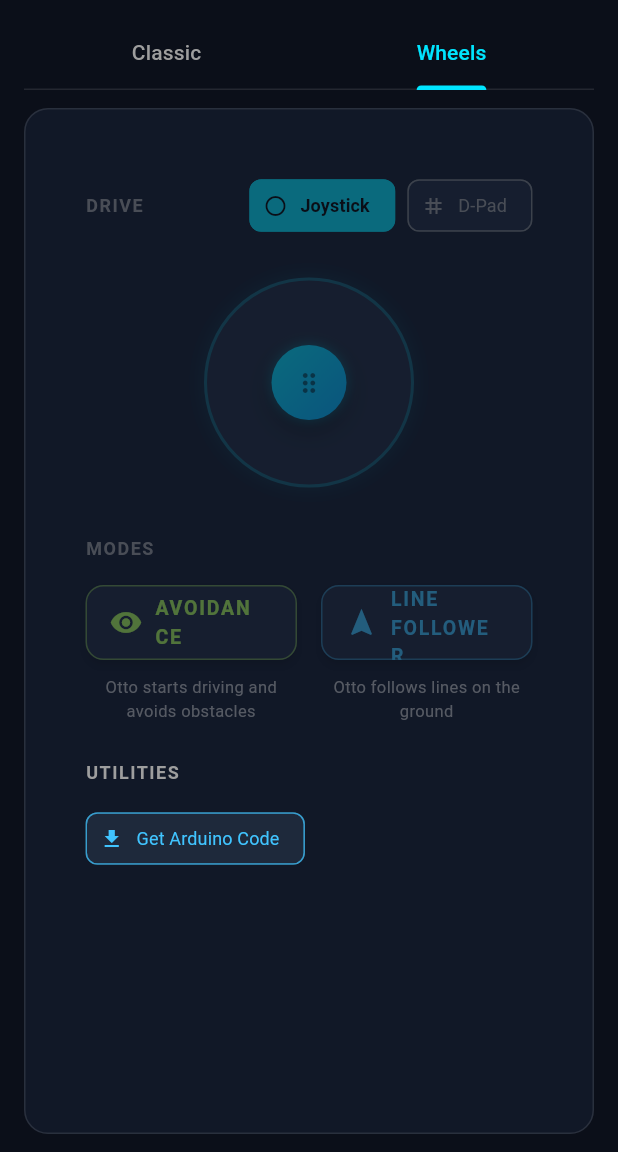
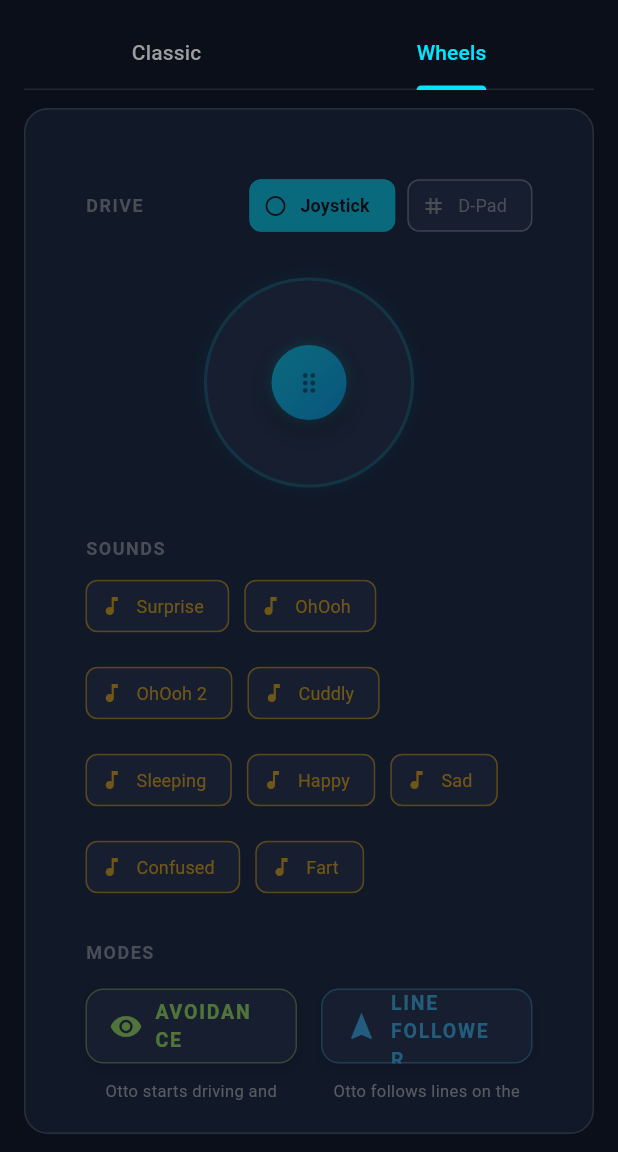
Before and after one commit to Dawied/ottodiy_classic_app, a Flutter app: the screen it shows after launch, tab 2 chosen, on a phone screen of 412 x 824 dp, the part 84-1236 px from its top. Run offline on Flutter 3.47's test engine with Material 3 defaults, Android fonts, the phone set to English and light mode, and no system bars; our stand-ins replace flutter_blue_plus, permission_handler, shared_preferences; missing offline and left inert: dart:html.

Commit message:
Sounds on Wheels page

```diff
--- a/lib/widgets/songs_panel.dart
+++ b/lib/widgets/songs_panel.dart
@@ -4,17 +4,18 @@ import 'small_button.dart';
 
 class SongsPanel extends StatelessWidget {
   final BluetoothManager btManager;
+  final String title;
 
-  const SongsPanel({super.key, required this.btManager});
+  const SongsPanel({super.key, required this.btManager, this.title = 'SING'});
 
   @override
   Widget build(BuildContext context) {
     return Column(
       crossAxisAlignment: CrossAxisAlignment.stretch,
       children: [
-        const Text(
-          'SING',
-          style: TextStyle(
+        Text(
+          title,
+          style: const TextStyle(
             color: Colors.grey,
             fontSize: 12,
             fontWeight: FontWeight.bold,
--- a/lib/widgets/wheels_tab.dart
+++ b/lib/widgets/wheels_tab.dart
@@ -3,6 +3,7 @@ import '../bluetooth_manager.dart';
 import 'drive_section.dart';
 import 'wheels_modes_section.dart';
 import 'wheels_utilities.dart';
+import 'songs_panel.dart';
 
 class WheelsTab extends StatelessWidget {
   final BluetoothManager btManager;
@@ -11,6 +12,10 @@ class WheelsTab extends StatelessWidget {
 
   @override
   Widget build(BuildContext context) {
+    return ListenableBuilder(
+      listenable: btManager,
+      builder: (context, _) {
+        final isConnected = btManager.connectedDevice != null;
         return SingleChildScrollView(
           padding: const EdgeInsets.all(24.0),
           child: Column(
@@ -18,11 +23,21 @@ class WheelsTab extends StatelessWidget {
             children: [
               DriveSection(btManager: btManager),
               const SizedBox(height: 24),
+              Opacity(
+                opacity: isConnected ? 1.0 : 0.4,
+                child: AbsorbPointer(
+                  absorbing: !isConnected,
+                  child: SongsPanel(btManager: btManager, title: 'SOUNDS'),
+                ),
+              ),
+              const SizedBox(height: 24),
               WheelsModesSection(btManager: btManager),
               const SizedBox(height: 24),
               const WheelsUtilities(),
             ],
           ),
         );
+      },
+    );
   }
 }
```
Also changed, not shown: 2 other files. Lines whose indentation alone changed are shown as unchanged.
